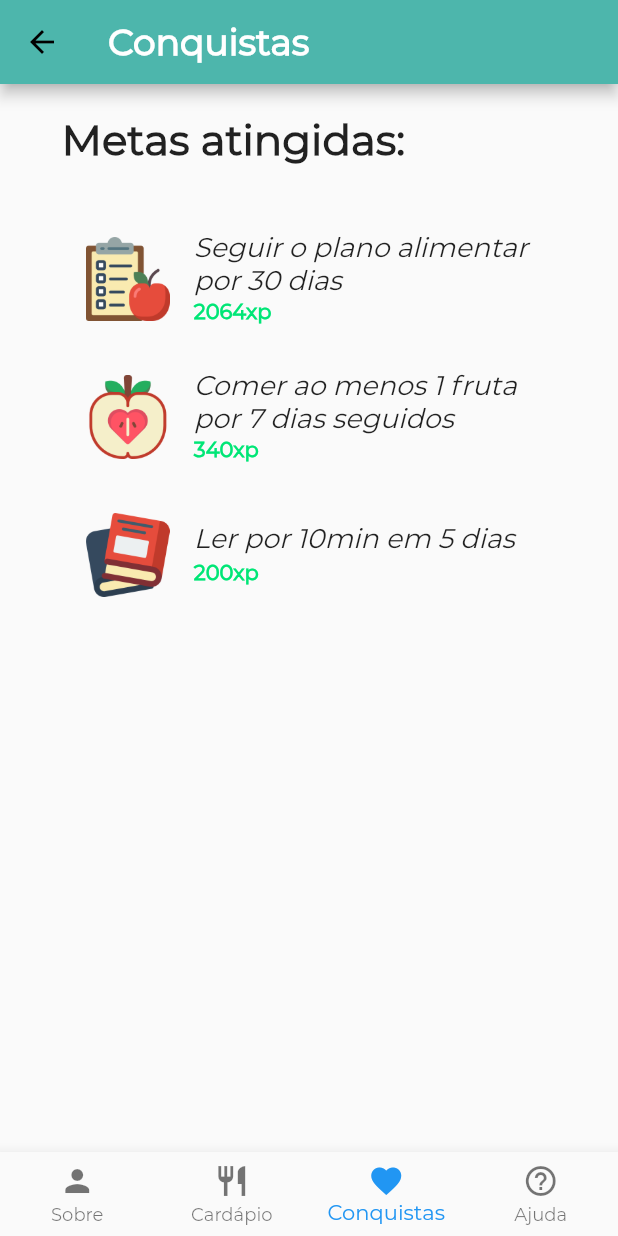
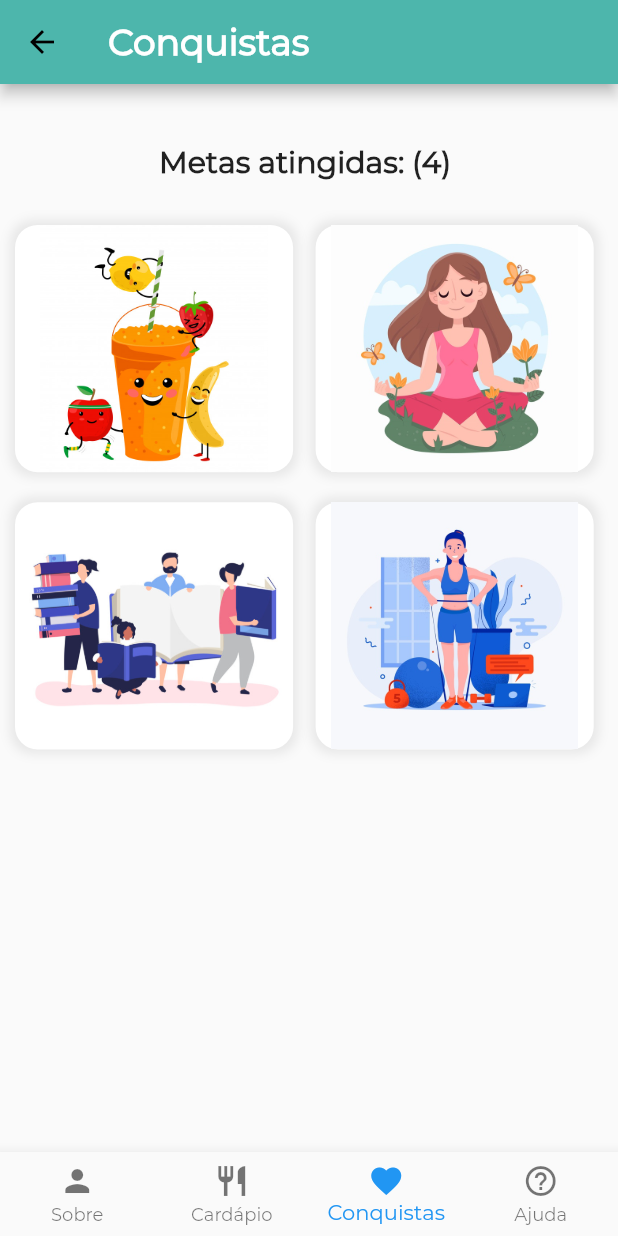
Before and after one commit to danipishinin/flutter-reeducacao-alimentar, a Flutter app: the MenuRodape screen opened directly, item 3 of the bottom bar chosen, on a phone screen of 412 x 824 dp. Run offline on Flutter 3.47's test engine with Material 2 defaults, Android fonts, the phone set to English and light mode, and no system bars; our stand-ins replace cloud_firestore; accounts and stored records are empty.

Commit message:
atualização cards conquistas

```diff
--- a/lib/screens/cadastroMensagem.dart
+++ b/lib/screens/cadastroMensagem.dart
@@ -92,7 +92,7 @@ class _TelaCadastroMensagemState extends State<TelaCadastroMensagem> {
                   decoration: InputDecoration(
                     labelText: "Mensagem",
                     hintText:
-                        "Envie para nós a suas dúvidas, reclamações e sugestões de melhora!",
+                        "Envie para nós as suas dúvidas, reclamações e sugestões de melhora!",
                     border: OutlineInputBorder(),
                   ),
                 ),
@@ -111,10 +111,6 @@ class _TelaCadastroMensagemState extends State<TelaCadastroMensagem> {
                             style:
                                 TextStyle(color: Colors.white, fontSize: 20)),
                         onPressed: () {
-                          //
-                          // Inserir
-                          //
-
                           inserir(
                               context,
                               Mensagem(idDocumento, txtNome.text, txtEmail.text,
@@ -154,6 +150,33 @@ class _TelaCadastroMensagemState extends State<TelaCadastroMensagem> {
       "email": mensagem.email,
       "mensagem": mensagem.mensagem,
     });
-    Navigator.pop(context);
+
+    popupEnvioMensagem(context);
+  }
+
+  popupEnvioMensagem(BuildContext context) {
+    // configura o button
+    Widget okButton = FlatButton(
+      child: Text("OK"),
+      onPressed: () {
+        Navigator.of(context).pop(context);
+      },
+    );
+    // configura o  AlertDialog
+    AlertDialog alerta = AlertDialog(
+      title: Text("Sua mensagem foi enviada com sucesso!!"),
+      content: Text("Em até 5 dias úteis retornaremos a sua resposta"),
+      actions: [
+        okButton,
+      ],
+    );
+
+    // exibe o dialog
+    showDialog(
+      context: context,
+      builder: (BuildContext context) {
+        return alerta;
+      },
+    );
   }
 }
--- a/lib/screens/conquistas.dart
+++ b/lib/screens/conquistas.dart
@@ -3,41 +3,130 @@ import 'package:flutter/material.dart';
 class Conquistas extends StatelessWidget {
   @override
   Widget build(BuildContext context) {
-    return new Center(
+    return SingleChildScrollView(
+        padding: EdgeInsets.all(10),
+        child: Column(
+          children: [
+            SizedBox(
+              height: 30,
+            ),
+            Text(
+              "Metas atingidas: (4) ",
+              style: TextStyle(fontWeight: FontWeight.bold, fontSize: 20),
+            ),
+            SizedBox(
+              height: 30,
+            ),
+            Row(
+              children: [
+                InkWell(
+                  onTap: () {
+                    print("click juice");
+                  },
                   child: new Container(
-      margin: new EdgeInsets.symmetric(horizontal: 30.0, vertical: 20.0),
-      width: MediaQuery.of(context).size.width * 0.8,
-      height: MediaQuery.of(context).size.height * 1,
-      child: ListView(
-        scrollDirection: Axis.vertical,
+                    width: MediaQuery.of(context).size.width * 0.45,
+                    height: MediaQuery.of(context).size.height * 0.20,
+                    decoration: BoxDecoration(
+                        borderRadius: BorderRadius.circular(15.0),
+                        boxShadow: [
+                          BoxShadow(
+                              color: Colors.grey.withOpacity(0.2),
+                              spreadRadius: 3.0,
+                              blurRadius: 5.0)
+                        ],
+                        color: Colors.white),
+                    child: Image.asset(
+                      'assets/images/fruits.jpg',
+                      width: MediaQuery.of(context).size.width * 0.10,
+                      height: MediaQuery.of(context).size.height * 0.10,
+                    ),
+                  ),
+                ),
+                SizedBox(
+                  width: 15,
+                ),
+                InkWell(
+                  onTap: () {
+                    print("click meditation");
+                  },
+                  child: new Container(
+                    width: MediaQuery.of(context).size.width * 0.45,
+                    height: MediaQuery.of(context).size.height * 0.20,
+                    decoration: BoxDecoration(
+                        borderRadius: BorderRadius.circular(15.0),
+                        boxShadow: [
+                          BoxShadow(
+                              color: Colors.grey.withOpacity(0.2),
+                              spreadRadius: 3.0,
+                              blurRadius: 5.0)
+                        ],
+                        color: Colors.white),
+                    child: Image.asset(
+                      'assets/images/meditation.jpg',
+                      width: MediaQuery.of(context).size.width * 0.10,
+                      height: MediaQuery.of(context).size.height * 0.0,
+                    ),
+                  ),
+                )
+              ],
+            ),
+            SizedBox(
+              height: 20,
+            ),
+            Row(
               children: [
-          Text("Metas atingidas:",style: TextStyle(fontWeight: FontWeight.bold,fontSize: 28),),
-          SizedBox(height: 40,),
-          ListTile(
-            leading: Image.asset('assets/images/plano-alimentar.png'),
-            title: Text("Seguir o plano alimentar por 30 dias", style: TextStyle(fontSize: 18, fontStyle: FontStyle.italic)),
-            subtitle: Text("2064xp",style: TextStyle(color: Colors.greenAccent[400], fontWeight: FontWeight.bold, fontSize: 14),),
+                InkWell(
                   onTap: () {
+                    print("click books");
                   },
+                  child: new Container(
+                    width: MediaQuery.of(context).size.width * 0.45,
+                    height: MediaQuery.of(context).size.height * 0.20,
+                    decoration: BoxDecoration(
+                        borderRadius: BorderRadius.circular(15.0),
+                        boxShadow: [
+                          BoxShadow(
+                              color: Colors.grey.withOpacity(0.2),
+                              spreadRadius: 3.0,
+                              blurRadius: 5.0)
+                        ],
+                        color: Colors.white),
+                    child: Image.asset(
+                      'assets/images/leitor.jpg',
+                      width: MediaQuery.of(context).size.width * 0.05,
+                      height: MediaQuery.of(context).size.height * 0.05,
                     ),
-          SizedBox(height: 20,),
-          ListTile(
-            leading: Image.asset('assets/images/apple.png'),
-            title: Text("Comer ao menos 1 fruta por 7 dias seguidos", style: TextStyle(fontSize: 18, fontStyle: FontStyle.italic)),
-            subtitle: Text("340xp",style: TextStyle(color: Colors.greenAccent[400], fontWeight: FontWeight.bold, fontSize: 14),),
+                  ),
+                ),
+                SizedBox(
+                  width: 15,
+                ),
+                InkWell(
                   onTap: () {
+                    print("click exercises");
                   },
+                  child: new Container(
+                    width: MediaQuery.of(context).size.width * 0.45,
+                    height: MediaQuery.of(context).size.height * 0.20,
+                    decoration: BoxDecoration(
+                        borderRadius: BorderRadius.circular(15.0),
+                        boxShadow: [
+                          BoxShadow(
+                              color: Colors.grey.withOpacity(0.2),
+                              spreadRadius: 3.0,
+                              blurRadius: 5.0)
+                        ],
+                        color: Colors.white),
+                    child: Image.asset(
+                      'assets/images/exercises.jpg',
+                      width: MediaQuery.of(context).size.width * 1,
+                      height: MediaQuery.of(context).size.height * 0.05,
                     ),
-          SizedBox(height: 20,),
-          ListTile(
-            leading: Image.asset('assets/images/book.png'),
-            title: Text("Ler por 10min em 5 dias", style: TextStyle(fontSize: 18, fontStyle: FontStyle.italic)),
-            subtitle: Text("200xp",style: TextStyle(color: Colors.greenAccent[400], fontWeight: FontWeight.bold, fontSize: 14),),
-            onTap: () {
-            },
+                  ),
+                )
+              ],
             ),
           ],
-      ),
         ));
   }
 }
--- a/pubspec.yaml
+++ b/pubspec.yaml
@@ -70,7 +70,11 @@ flutter:
     # icons
     - assets/images/plano-alimentar.png
     - assets/images/apple.png
-    - assets/images/book.png
+    - assets/images/exercises.jpg
+    - assets/images/fruits.jpg
+    - assets/images/meditation.jpg
+    - assets/images/leitor.jpg
+    - assets/images/sleep.jpg
     # cadastro
     - assets/images/login.jpg
     - assets/images/key.jpg
```
Also changed, not shown: assets/images/book.png (deleted), assets/images/exercises.jpg (added), assets/images/fruits.jpg (added), assets/images/leitor.jpg (added), assets/images/meditation.jpg (added), assets/images/sleep.jpg (added). Lines whose indentation alone changed are shown as unchanged.
